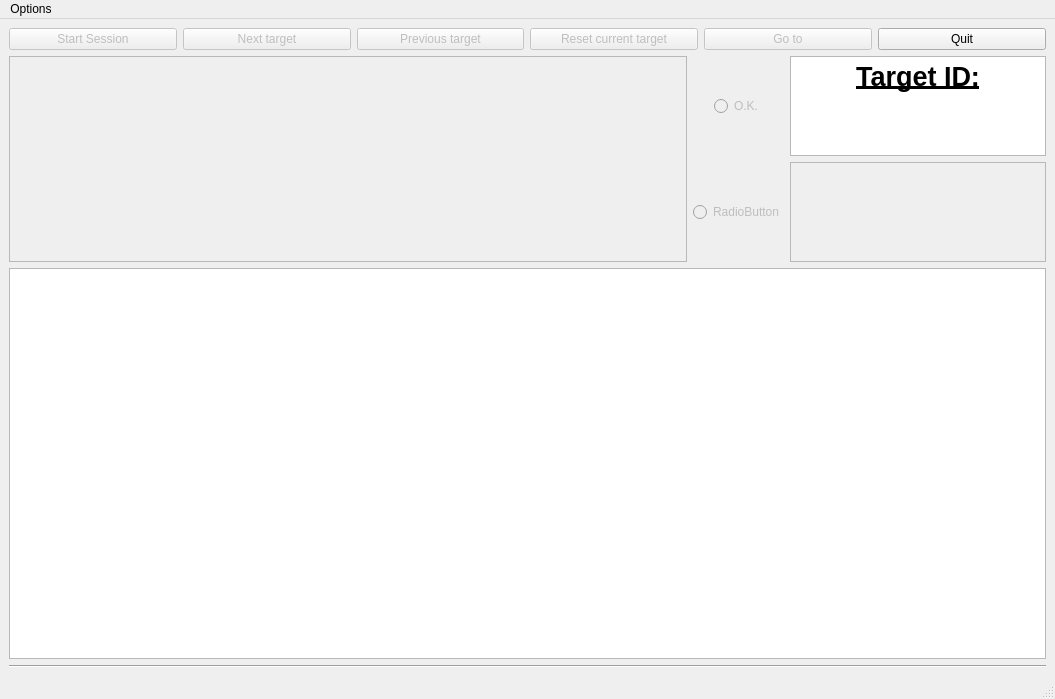
This is wacom_recorder/recorder_ui.ui in drordotan/writracker as Qt 5 draws it before an edit. The edited form follows.
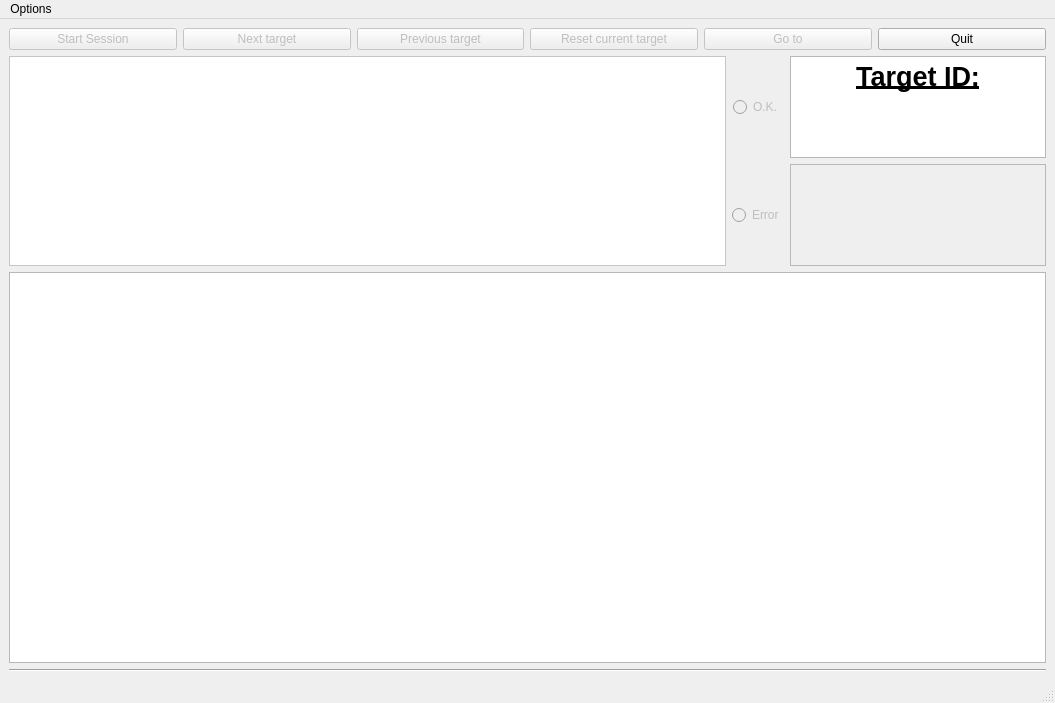
This is the edited form.

Commit message:
Recorder: enable radio buttons when starting session
Pressing start session button will now enable the radio buttons.
This commit does not implement the buttons full functionality, only
enables them.

```diff
--- a/wacom_recorder/recorder_ui.ui
+++ b/wacom_recorder/recorder_ui.ui
@@ -7,7 +7,7 @@
     <x>0</x>
     <y>0</y>
     <width>1055</width>
-    <height>699</height>
+    <height>703</height>
    </rect>
   </property>
   <property name="windowTitle">
@@ -110,11 +110,18 @@
         </property>
         <property name="font">
          <font>
-          <pointsize>25</pointsize>
-          <weight>75</weight>
-          <bold>true</bold>
+          <family>MS Shell Dlg 2</family>
+          <pointsize>36</pointsize>
+          <weight>50</weight>
+          <italic>false</italic>
+          <bold>false</bold>
          </font>
         </property>
+        <property name="styleSheet">
+         <string notr="true">font: 36pt &quot;MS Shell Dlg 2&quot;;
+background-color: rgb(255, 255, 255);
+border-color: rgb(0, 0, 0);</string>
+        </property>
        </widget>
       </item>
       <item>
@@ -141,7 +148,7 @@
            <string>Tag the trajectory for current target as error.</string>
           </property>
           <property name="text">
-           <string>RadioButton</string>
+           <string>Error</string>
           </property>
          </widget>
         </item>
```
Left out of the diff: 4 changed lines with no effect on the pictures. The commit also changes 1 other file.
